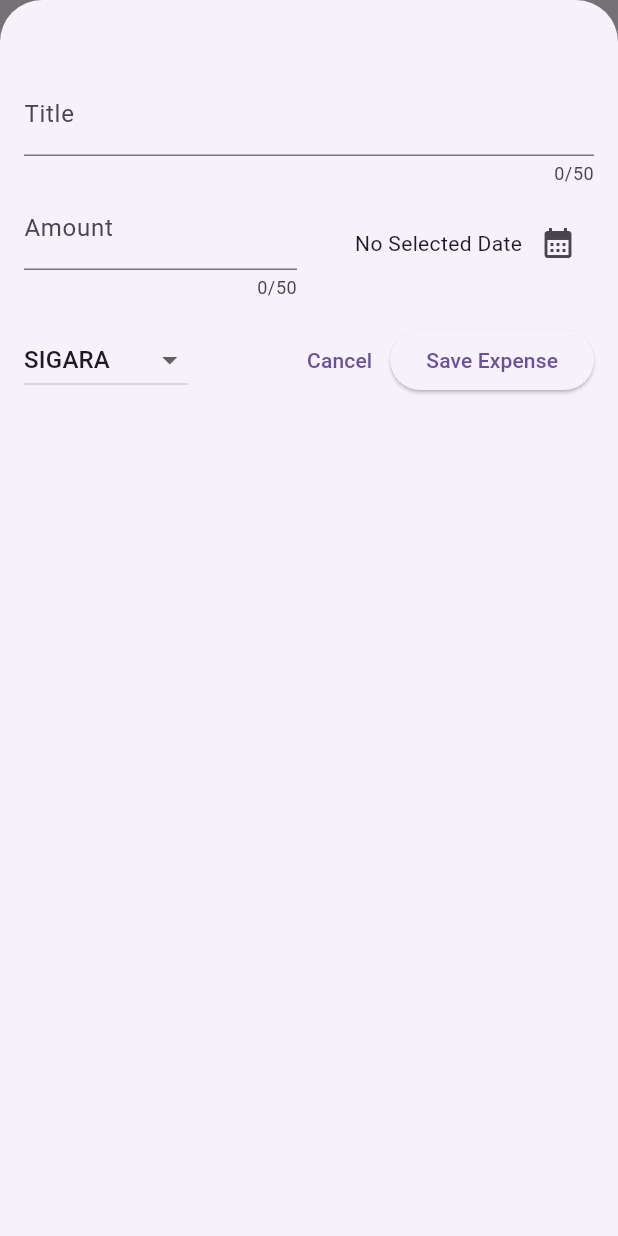
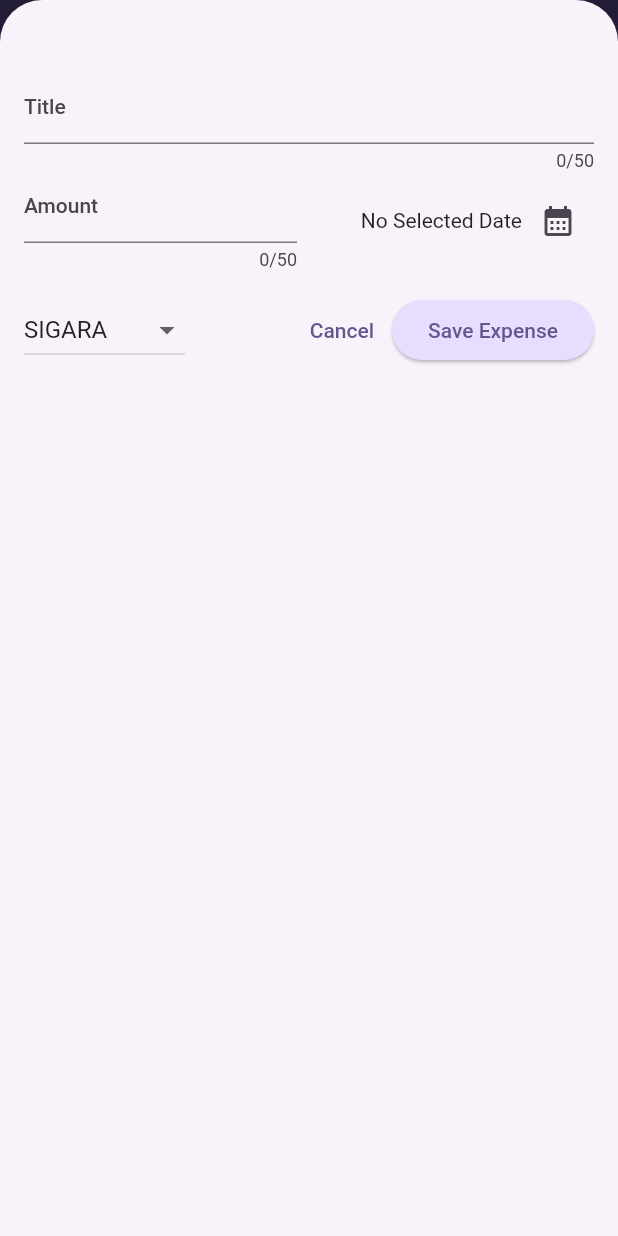
Before and after one commit to ApieceoFsoftWare/expense_tracker, a Flutter app: the screen it shows after launch, after a tap on the "add" icon, on a phone screen of 412 x 824 dp. Run offline on Flutter 3.47's test engine with Material 2 defaults, Android fonts, the phone set to English and light mode, and no system bars.

Commit message:
copyWith Themes

```diff
--- a/lib/main.dart
+++ b/lib/main.dart
@@ -1,10 +1,37 @@
 import 'package:flutter/material.dart';
 import 'package:expense_tracker/widgets/expenses.dart';
+
+var kColorScheme = ColorScheme.fromSeed(
+  seedColor: const Color.fromARGB(255, 96, 59, 181),
+);
 
 void main(List<String> args) {
   runApp(
     MaterialApp(
-      theme: ThemeData(useMaterial3: true),
+      theme: ThemeData().copyWith(
+        useMaterial3: true,
+        colorScheme: kColorScheme,
+        appBarTheme: const AppBarTheme().copyWith(
+          backgroundColor: kColorScheme.onPrimaryContainer,
+          foregroundColor: kColorScheme.primaryContainer,
+        ),
+        cardTheme: const CardTheme().copyWith(
+          color: kColorScheme.secondaryContainer,
+          margin: const EdgeInsets.symmetric(horizontal: 16, vertical: 8),
+        ),
+        elevatedButtonTheme: ElevatedButtonThemeData(
+          style: ElevatedButton.styleFrom(
+            backgroundColor: kColorScheme.primaryContainer,
+          ),
+        ),
+        textTheme: ThemeData().textTheme.copyWith(
+              titleLarge: TextStyle(
+                fontWeight: FontWeight.normal,
+                color: kColorScheme.onSecondary,
+                fontSize: 14,
+              ),
+            ),
+      ),
       home: const Expenses(),
     ),
   );
```
